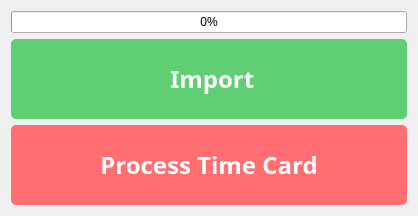
First picture: the form in MainFrame/Resources/UI/dialogImporter.ui, repository Maze711/systemPayroll, before the edit.
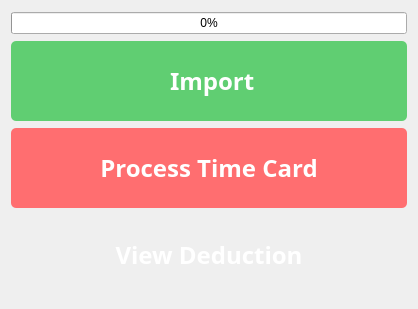
Second picture: the form after the edit. Icons and pictures are not drawn.

Commit message: Unfinished population of stored deduction

```diff
--- a/MainFrame/Resources/UI/dialogImporter.ui
+++ b/MainFrame/Resources/UI/dialogImporter.ui
@@ -7,7 +7,7 @@
     <x>0</x>
     <y>0</y>
     <width>418</width>
-    <height>215</height>
+    <height>309</height>
    </rect>
   </property>
   <property name="windowTitle">
@@ -32,6 +32,20 @@
 border-radius: 5px;
 color: white;
 background-color: rgb(255, 110, 112);
+}
+
+#btnProcessTimeCard:hover{
+background-color: rgb(255, 80, 83);
+}
+
+#btnViewDeduction{
+border-radius: 5px;
+background-color: &quot;#344273&quot;;
+color: white;
+}
+
+#btnViewDeduction:hover{
+background-color: rgb(71, 91, 157);
 }</string>
   </property>
   <layout class="QGridLayout" name="gridLayout">
@@ -118,6 +132,43 @@
      </property>
     </widget>
    </item>
+   <item row="3" column="0">
+    <widget class="QPushButton" name="btnViewDeduction">
+     <property name="minimumSize">
+      <size>
+       <width>50</width>
+       <height>80</height>
+      </size>
+     </property>
+     <property name="font">
+      <font>
+       <family>Poppins</family>
+       <pointsize>18</pointsize>
+       <weight>75</weight>
+       <bold>true</bold>
+      </font>
+     </property>
+     <property name="cursor">
+      <cursorShape>PointingHandCursor</cursorShape>
+     </property>
+     <property name="styleSheet">
+      <string notr="true"/>
+     </property>
+     <property name="text">
+      <string>View Deduction</string>
+     </property>
+     <property name="icon">
+      <iconset>
+       <normaloff>../../MainFrame/Resources/Icons/import.svg</normaloff>../../MainFrame/Resources/Icons/import.svg</iconset>
+     </property>
+     <property name="iconSize">
+      <size>
+       <width>30</width>
+       <height>30</height>
+      </size>
+     </property>
+    </widget>
+   </item>
   </layout>
  </widget>
  <resources/>
```
Left out of the diff: 74 changed lines with no effect on the pictures. The commit also changes 2 other files.
